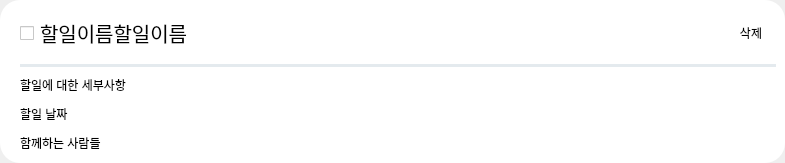
guaba98/TeamCollaborationTool, file code/front/ui/todo_list.ui: the form before one commit.
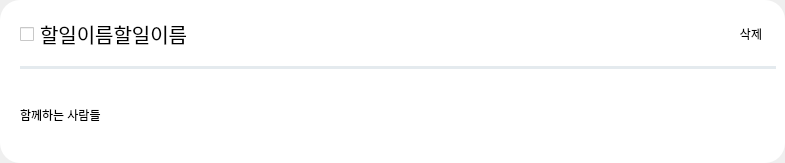
The form after the commit.

Diff of the .ui file:
```diff
--- a/code/front/ui/todo_list.ui
+++ b/code/front/ui/todo_list.ui
@@ -108,20 +108,6 @@
         </property>
        </widget>
       </item>
-      <item>
-       <widget class="QLabel" name="detail_lab">
-        <property name="text">
-         <string>할일에 대한 세부사항</string>
-        </property>
-       </widget>
-      </item>
-      <item>
-       <widget class="QLabel" name="date_lab">
-        <property name="text">
-         <string>할일 날짜</string>
-        </property>
-       </widget>
-      </item>
       <item>
        <widget class="QLabel" name="people_lab">
         <property name="text">
```
